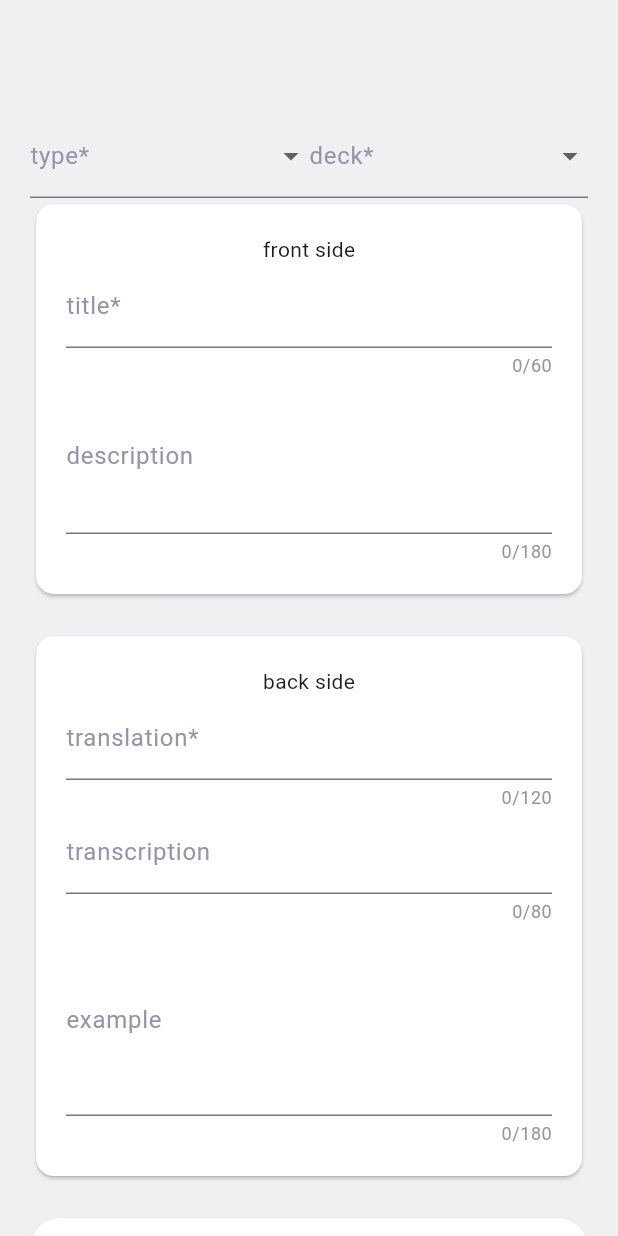
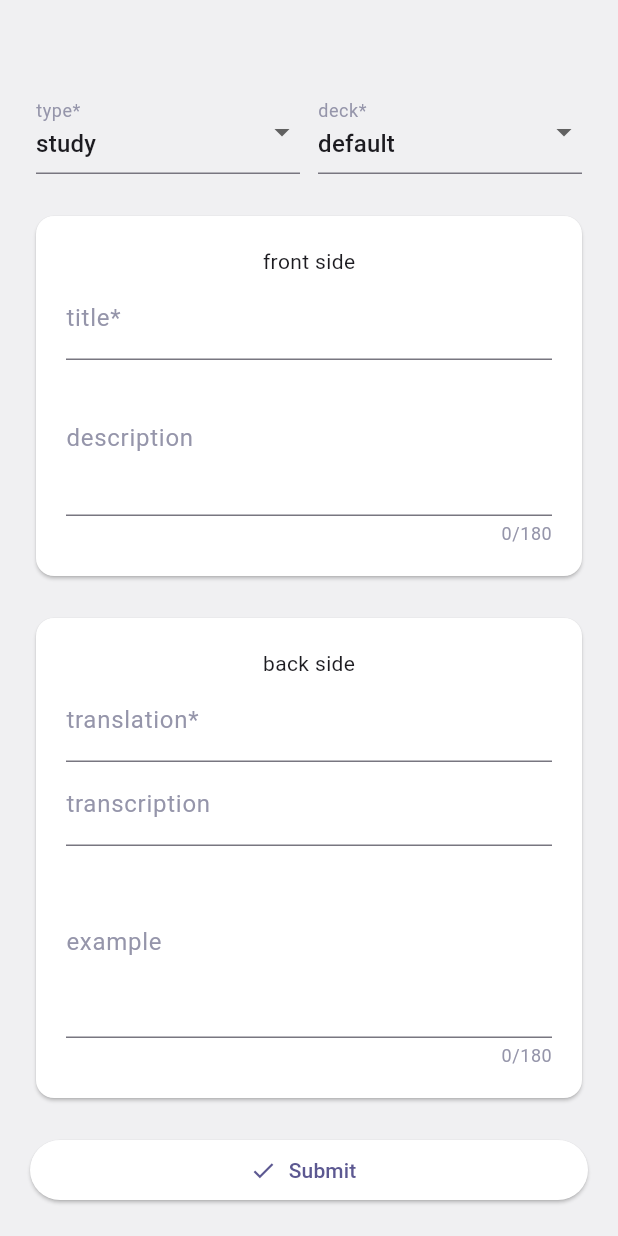
Before and after one commit to Alex-Yu21/flashcards_v2, a Flutter app: the CreateCardView screen opened by its route, on a phone screen of 412 x 824 dp. Run offline on Flutter 3.47's test engine with Material 3 defaults, Android fonts, the phone set to English and light mode, and no system bars; our stand-ins replace cloud_firestore, firebase_auth, firebase_core, flutter_card_swiper, flutter_riverpod, go_router and 2 more; accounts and stored records are empty; generated files the repository leaves out were written again.

Commit message:
fix(learning): validation forms on CreateNewCard

```diff
--- a/lib/features/learning/presentation/views/create_card_view.dart
+++ b/lib/features/learning/presentation/views/create_card_view.dart
@@ -21,12 +21,19 @@ class _CreateCardViewState extends State<CreateCardView> {
   final _exampleCtrl = TextEditingController();
 
   //TODO чтобы кастомные типы юзер мог добавлять? возможно
-  final List<String> _types = const ['language', 'study'];
+  final List<String> _types = const ['study', 'language'];
   //TODO как то их задавать не здесь и чтобы от юзера хависели и от его колод
   final List<String> _decks = const ['default', 'italian', 'flutter'];
 
   String? _selectedType;
   String? _selectedDeck;
+
+  @override
+  void initState() {
+    super.initState();
+    _selectedType = _types.first;
+    _selectedDeck = _decks.first;
+  }
 
   @override
   void dispose() {
@@ -43,7 +50,7 @@ class _CreateCardViewState extends State<CreateCardView> {
     return null;
   }
 
-  String? _transcription(String userInput) {
+  String _transcription(String userInput) {
     final trimmed = userInput.trim();
     if (trimmed.isEmpty) return '';
     final left = trimmed.startsWith('[') ? '' : '[';
@@ -60,23 +67,21 @@ class _CreateCardViewState extends State<CreateCardView> {
       backgroundColor: Theme.of(context).colorScheme.surface,
       body: SingleChildScrollView(
         child: Padding(
-          padding: const EdgeInsets.all(k20),
+          padding: kPad20,
           child: Form(
             key: _formKey,
             autovalidateMode: AutovalidateMode.onUserInteraction,
             child: Column(
               children: [
-                Row(
+                Padding(
+                  padding: const EdgeInsets.all(4.0),
+                  child: Row(
                     children: [
                       // TODO тип карточки
                       Expanded(
                         child: DropdownButtonFormField<String>(
                           decoration: const InputDecoration(labelText: 'type*'),
-                        initialValue:
-                            (_selectedType != null &&
-                                _types.contains(_selectedType))
-                            ? _selectedType
-                            : null,
+                          initialValue: _selectedType,
                           items: _types
                               .map(
                                 (t) => DropdownMenuItem<String>(
@@ -88,18 +93,16 @@ class _CreateCardViewState extends State<CreateCardView> {
                           validator: (v) => v == null ? 'choose a type' : null,
                           onChanged: _types.isEmpty
                               ? null
-                            : (String? v) => setState(() => _selectedType = v),
+                              : (String? v) =>
+                                    setState(() => _selectedType = v),
                         ),
                       ),
                       // TODO колода
+                      SizedBox(width: k12),
                       Expanded(
-                      child: DropdownButtonFormField(
+                        child: DropdownButtonFormField<String>(
                           decoration: const InputDecoration(labelText: 'deck*'),
-                        initialValue:
-                            (_selectedDeck != null &&
-                                _decks.contains(_selectedDeck))
-                            ? _selectedDeck
-                            : null,
+                          initialValue: _selectedDeck,
                           items: _decks
                               .map(
                                 (d) => DropdownMenuItem<String>(
@@ -111,11 +114,14 @@ class _CreateCardViewState extends State<CreateCardView> {
                           validator: (v) => v == null ? 'choose a deck' : null,
                           onChanged: _decks.isEmpty
                               ? null
-                            : (String? v) => setState(() => _selectedDeck = v),
+                              : (String? v) =>
+                                    setState(() => _selectedDeck = v),
                         ),
                       ),
                     ],
                   ),
+                ),
+                SizedBox(height: k20),
                 Card(
                   child: Padding(
                     padding: const EdgeInsets.all(k20),
@@ -124,14 +130,17 @@ class _CreateCardViewState extends State<CreateCardView> {
                         Text('front side'),
                         TextFormField(
                           controller: _titleCtrl,
-                          decoration: InputDecoration(labelText: 'title*'),
+                          decoration: InputDecoration(
+                            labelText: 'title*',
+                            counterText: '',
+                          ),
                           autocorrect: false,
                           textCapitalization: TextCapitalization.none,
                           textInputAction: TextInputAction.next,
                           maxLength: 60,
+
                           validator: (value) {
-                            _required(value, 'title is required');
-                            return;
+                            return _required(value, 'title is required');
                           },
                           onFieldSubmitted: (_) =>
                               FocusScope.of(context).nextFocus(),
@@ -166,6 +175,7 @@ class _CreateCardViewState extends State<CreateCardView> {
                           controller: _translationCtrl,
                           decoration: InputDecoration(
                             labelText: 'translation*',
+                            counterText: '',
                           ),
                           autocorrect: true,
                           enableSuggestions: true,
@@ -173,8 +183,7 @@ class _CreateCardViewState extends State<CreateCardView> {
                           textInputAction: TextInputAction.next,
                           maxLength: 120,
                           validator: (value) {
-                            _required(value, 'translation is required');
-                            return;
+                            return _required(value, 'translation is required');
                           },
                         ),
                         TextFormField(
@@ -182,6 +191,7 @@ class _CreateCardViewState extends State<CreateCardView> {
                           decoration: InputDecoration(
                             labelText: 'transcription',
                             hintText: '[ˈsæmpl̩]',
+                            counterText: '',
                           ),
                           autocorrect: false,
                           enableSuggestions: false,
```
Lines whose indentation alone changed are shown as unchanged.
